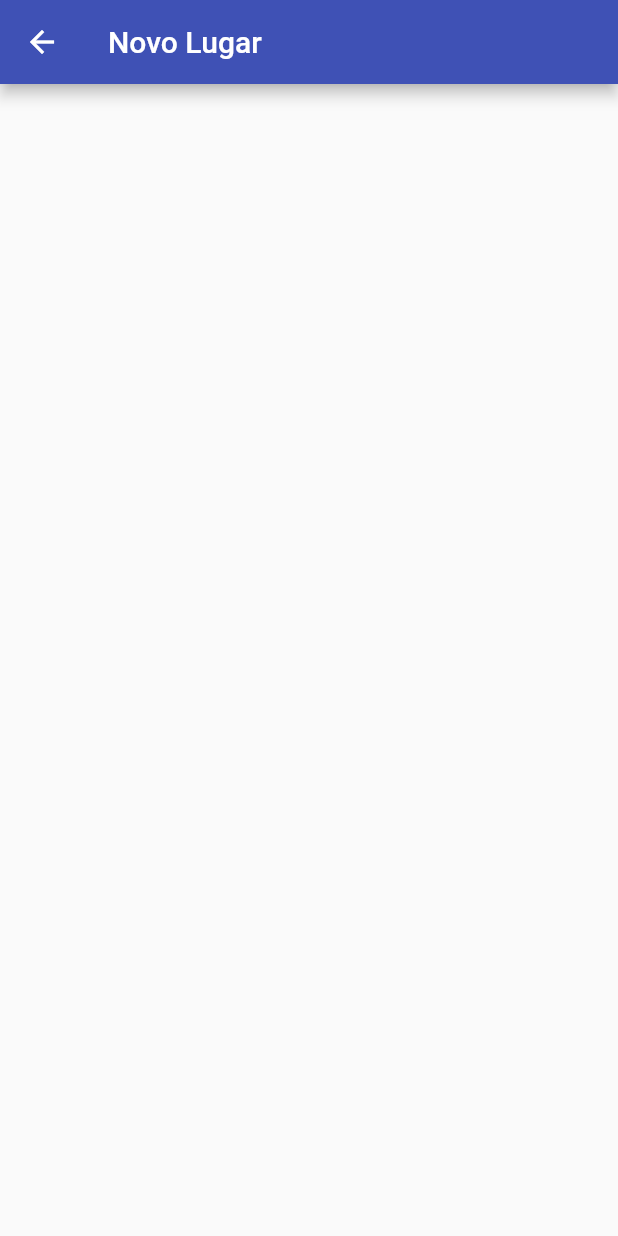
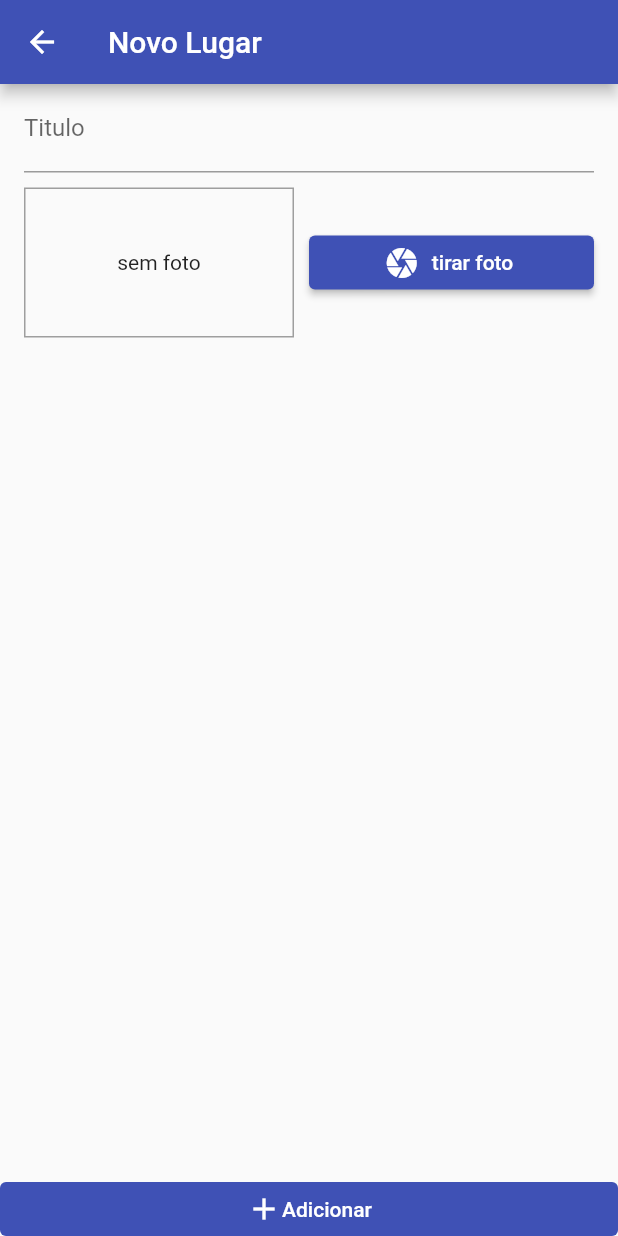
Before and after one commit to umpedetiago/recursos_nativos, a Flutter app: the PlaceFormScreen screen opened by its route, on a phone screen of 412 x 824 dp. Run offline on Flutter 3.47's test engine with Material 2 defaults, Android fonts, the phone set to English and light mode, and no system bars.

Commit message:
tela de adição de lugares

```diff
--- a/lib/screens/place_form_screen.dart
+++ b/lib/screens/place_form_screen.dart
@@ -1,4 +1,5 @@
 import 'package:flutter/material.dart';
+import 'package:recursos_nativos/widgets/image_input.dart';
 
 class PlaceFormScreen extends StatefulWidget {
   const PlaceFormScreen({Key? key}) : super(key: key);
@@ -8,10 +9,50 @@ class PlaceFormScreen extends StatefulWidget {
 }
 
 class _PlaceFormScreenState extends State<PlaceFormScreen> {
+  final _titleController = TextEditingController();
+
+  void submitForm() {}
+
   @override
   Widget build(BuildContext context) {
     return Scaffold(
       appBar: AppBar(title: const Text('Novo Lugar')),
+      body: Column(
+        children: <Widget>[
+          Expanded(
+            child: SingleChildScrollView(
+              child: Padding(
+                padding: const EdgeInsets.symmetric(horizontal: 16),
+                child: Column(
+                  children: <Widget>[
+                    TextField(
+                      controller: _titleController,
+                      decoration: const InputDecoration(labelText: 'Titulo'),
+                    ),
+                    const SizedBox(
+                      height: 10,
+                    ),
+                    const ImageInput(),
+                  ],
+                ),
+              ),
+            ),
+          ),
+          ElevatedButton(
+            onPressed: () {},
+            child: Row(
+                mainAxisAlignment: MainAxisAlignment.center,
+                children: const [
+                  Icon(Icons.add),
+                  Text('Adicionar'),
+                ]),
+            style: ButtonStyle(
+              elevation: MaterialStateProperty.all(0),
+              tapTargetSize: MaterialTapTargetSize.shrinkWrap,
+            ),
+          )
+        ],
+      ),
     );
   }
 }
--- /dev/null
+++ b/lib/widgets/image_input.dart
@@ -0,0 +1,37 @@
+import 'package:flutter/material.dart';
+
+class ImageInput extends StatefulWidget {
+  const ImageInput({Key? key}) : super(key: key);
+
+  @override
+  State<ImageInput> createState() => _ImageInputState();
+}
+
+class _ImageInputState extends State<ImageInput> {
+  @override
+  Widget build(BuildContext context) {
+    return Row(
+      children: <Widget>[
+        Container(
+          width: 180,
+          height: 100,
+          decoration: BoxDecoration(
+            border: Border.all(width: 1, color: Colors.grey),
+          ),
+          alignment: Alignment.center,
+          child: Text('sem foto'),
+        ),
+        const SizedBox(
+          width: 10,
+        ),
+        Expanded(
+          child: ElevatedButton.icon(
+            onPressed: () {},
+            icon: const Icon(Icons.camera),
+            label: Text('tirar foto'),
+          ),
+        )
+      ],
+    );
+  }
+}
```
